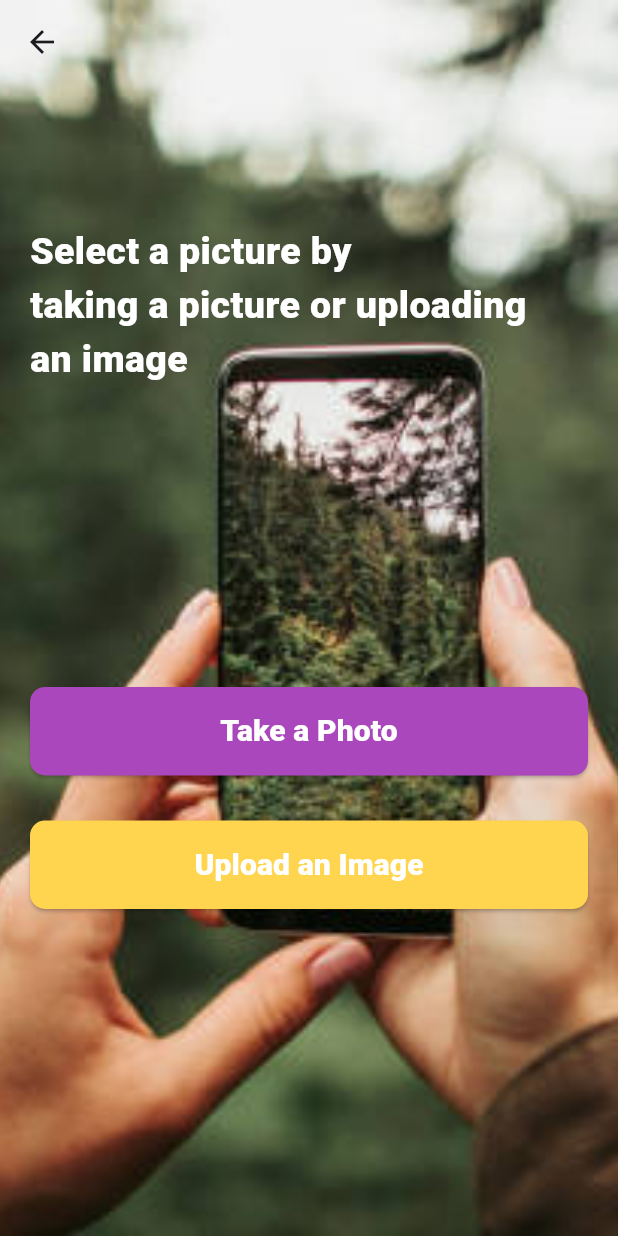
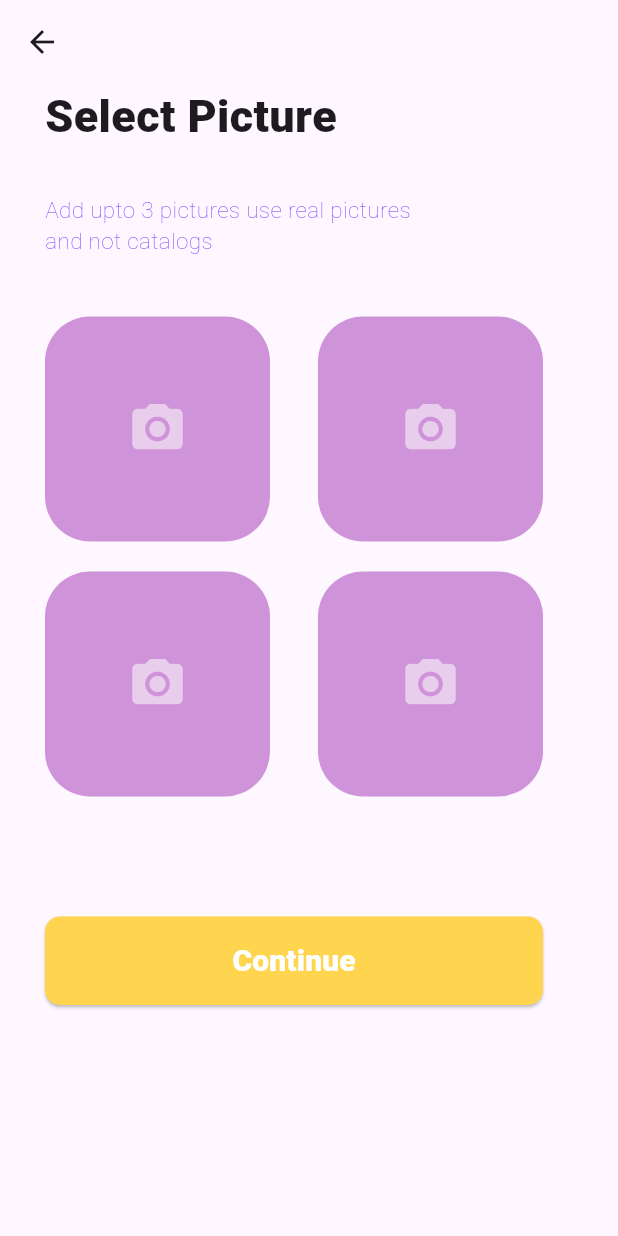
Before and after one commit to ChrisKamanzi/lost-and-found, a Flutter app: the select_pic screen opened directly, after a tap on "Upload an Image", on a phone screen of 412 x 824 dp. Run offline on Flutter 3.47's test engine with Material 3 defaults, Android fonts, the light colour scheme and no system bars; our stand-ins replace go_router, google_fonts, riverpod; Roboto replaces fonts that are missing (Brawler).

Commit message:
added a file  upload_image.dart

```diff
--- a/lib/create_Ad/select_pic.dart
+++ b/lib/create_Ad/select_pic.dart
@@ -1,5 +1,6 @@
 import 'package:flutter/material.dart';
 import 'package:google_fonts/google_fonts.dart';
+import 'package:lost_and_found/create_Ad/upload_image.dart';
 import 'package:lost_and_found/widgets/elevated_button.dart';
 
 class select_pic extends StatelessWidget {
@@ -79,7 +80,11 @@ class select_pic extends StatelessWidget {
                 ),
 
                   SizedBox(height: 30,),
-                  button(text: 'Upload an Image', onPressed: () {}),
+                  button(text: 'Upload an Image', onPressed: () {
+
+                    Navigator.push(context, MaterialPageRoute(builder: (context) => upload_image()));
+
+                  }),
                 ],
               ),
             ),
--- /dev/null
+++ b/lib/create_Ad/upload_image.dart
@@ -0,0 +1,111 @@
+import 'package:flutter/material.dart';
+import 'package:google_fonts/google_fonts.dart';
+import 'package:lost_and_found/widgets/elevated_button.dart';
+
+class upload_image extends StatelessWidget {
+  const upload_image({super.key});
+
+  @override
+  Widget build(BuildContext context) {
+    return Scaffold(
+      appBar: AppBar(),
+      body: Padding(
+        padding: const EdgeInsets.only(left: 30, right: 50),
+        child: Column(
+          crossAxisAlignment: CrossAxisAlignment.start,
+          children: [
+            Text(
+              'Select Picture',
+              style: GoogleFonts.brawler(
+                textStyle: TextStyle(fontWeight: FontWeight.w800, fontSize: 30),
+              ),
+            ),
+            SizedBox(height: 30),
+            Text(
+              'Add upto 3 pictures use real pictures',
+              style: GoogleFonts.brawler(
+                textStyle: TextStyle(
+                  fontSize: 15,
+                  fontWeight: FontWeight.w200,
+                  color: Colors.deepPurpleAccent.shade400,
+                ),
+              ),
+            ),
+            Text(
+              'and not catalogs',
+              style: GoogleFonts.brawler(
+                textStyle: TextStyle(
+                  fontSize: 15,
+                  fontWeight: FontWeight.w200,
+                  color: Colors.deepPurpleAccent.shade400,
+                ),
+              ),
+            ),
+            SizedBox(height: 40),
+            Row(
+              mainAxisAlignment: MainAxisAlignment.spaceBetween,
+              children: [
+                Container(
+                  width: 150,
+                  height: 150,
+                  decoration: BoxDecoration(
+                    borderRadius: BorderRadius.circular(30),
+                    color: Colors.purple.shade200,
+                  ),
+                  child: Center(
+                    child: Icon(Icons.camera_alt, color: Colors.white54, size: 40,),
+                  ),
+                ),
+
+                Container(
+                  width: 150,
+                  height: 150,
+                  decoration: BoxDecoration(
+                    borderRadius: BorderRadius.circular(30),
+                    color: Colors.purple.shade200,
+                  ),
+                    child: Center(
+                      child: Icon(Icons.camera_alt, color: Colors.white54, size: 40,),
+                    )
+                ),
+              ],
+            ),
+            SizedBox(height: 20),
+            Row(
+              mainAxisAlignment: MainAxisAlignment.spaceBetween,
+              children: [
+                Container(
+                  width: 150,
+                  height: 150,
+                  decoration: BoxDecoration(
+                    borderRadius: BorderRadius.circular(30),
+                    color: Colors.purple.shade200,
+                  ),
+                    child: Center(
+                      child: Icon(Icons.camera_alt, color: Colors.white54, size: 40,),
+                    )
+                ),
+
+                Container(
+                  width: 150,
+                  height: 150,
+                  decoration: BoxDecoration(
+                    borderRadius: BorderRadius.circular(30),
+                    color: Colors.purple.shade200,
+                  ),
+                    child: Center(
+                      child: Icon(Icons.camera_alt, color: Colors.white54, size: 40,),
+                    )
+                ),
+              ],
+            ),
+
+            SizedBox(height: 80),
+
+            button(text: 'Continue', onPressed: (){})
+          ],
+        ),
+      ),
+    );
+  }
+}
```
